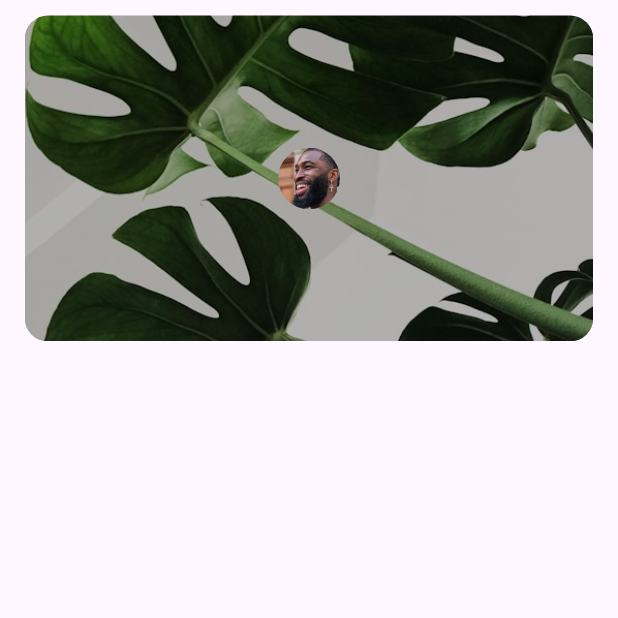
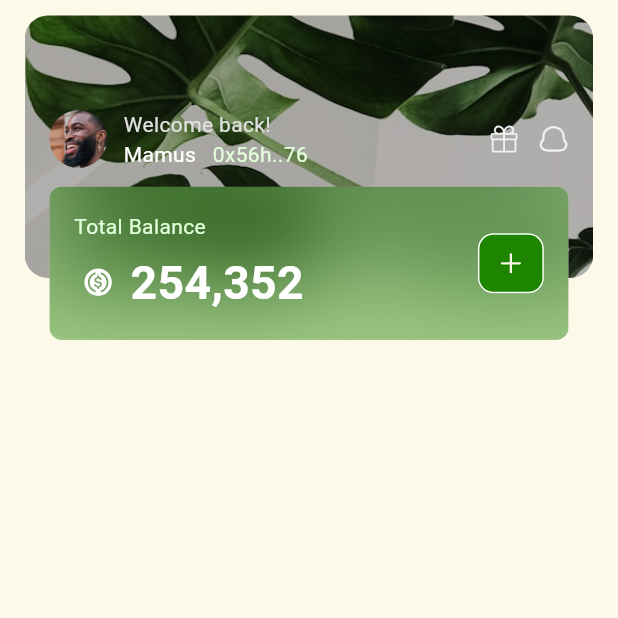
Before and after one commit to Chain-Coop/breadchain-sdk, a Flutter app: the screen it shows after launch, after a tap on "Open SDK", on a phone screen of 412 x 824 dp, the top half of it. Run offline on Flutter 3.47's test engine with Material 3 defaults, Android fonts, the phone set to English and light mode, and no system bars; drawn by our look-alikes of blurrycontainer; our stand-ins replace flutter_screenutil, flutter_svg.

Commit message:
feat: Started dashboard

```diff
--- a/lib/config/colors.dart
+++ b/lib/config/colors.dart
@@ -1,5 +1,6 @@
 import 'package:flutter/material.dart';
 
 class AppColors {
-  static const Color primary = Color(0xFF440080);
+  static const Color primary = Color(0xFF1D8500);
+  static const Color scaffoldBackgroundColor = Color(0xFFFCF9E8);
 }
--- a/lib/helpers/helpers.dart
+++ b/lib/helpers/helpers.dart
@@ -1,9 +1,9 @@
 import 'package:breadchain_sdk/extensions/build_context.dart';
 import 'package:breadchain_sdk/models/init_config.dart';
-import 'package:breadchain_sdk/presentation/navigator.dart';
+import 'package:breadchain_sdk/presentation/sdk_app.dart';
 import 'package:flutter/material.dart';
 
 void openBreadChainSDK(BuildContext context, {InitConfig? initConfig}) {
-  context.navigator.push(
-      MaterialPageRoute(builder: (context) => const BreadChainSDKNavigator()));
+  context.navigator
+      .push(MaterialPageRoute(builder: (context) => const BreadChainSDKApp()));
 }
--- a/lib/presentation/navigator.dart
+++ /dev/null
@@ -1,28 +0,0 @@
-import 'package:breadchain_sdk/presentation/screens/dashboard.dart';
-import 'package:flutter/material.dart';
-import 'package:flutter_screenutil/flutter_screenutil.dart';
-
-class BreadChainSDKNavigator extends StatelessWidget {
-  const BreadChainSDKNavigator({super.key});
-
-  @override
-  Widget build(BuildContext context) {
-    return ScreenUtilInit(
-      designSize: const Size(375, 800),
-      minTextAdapt: true,
-      builder: (context, child) => Navigator(
-        onGenerateRoute: (RouteSettings settings) {
-          WidgetBuilder builder;
-          switch (settings.name) {
-            case DashboardScreen.route:
-              builder = (BuildContext _) => const DashboardScreen();
-              break;
-            default:
-              builder = (BuildContext _) => const DashboardScreen();
-          }
-          return MaterialPageRoute(builder: builder, settings: settings);
-        },
-      ),
-    );
-  }
-}
--- a/lib/presentation/screens/dashboard.dart
+++ b/lib/presentation/screens/dashboard.dart
@@ -1,9 +1,9 @@
 import 'package:breadchain_sdk/config/spacing.dart';
-import 'package:breadchain_sdk/presentation/widgets/wallet_card.dart';
+import 'package:breadchain_sdk/presentation/widgets/profile_card.dart';
 import 'package:flutter/material.dart';
 
 class DashboardScreen extends StatelessWidget {
-  static const route = '/';
+  static const routeName = '/';
 
   const DashboardScreen({super.key});
 
@@ -17,7 +17,7 @@ class DashboardScreen extends StatelessWidget {
           child: Column(
             children: [
               AppSpacing.verticalSpaceSmall,
-              const WalletCard(),
+              const ProfileCard(),
             ],
           ),
         ),
--- /dev/null
+++ b/lib/presentation/sdk_app.dart
@@ -0,0 +1,24 @@
+import 'package:breadchain_sdk/config/colors.dart';
+import 'package:breadchain_sdk/presentation/screens/dashboard.dart';
+import 'package:flutter/material.dart';
+import 'package:flutter_screenutil/flutter_screenutil.dart';
+
+class BreadChainSDKApp extends StatelessWidget {
+  const BreadChainSDKApp({super.key});
+
+  @override
+  Widget build(BuildContext context) {
+    return ScreenUtilInit(
+      designSize: const Size(375, 800),
+      minTextAdapt: true,
+      builder: (context, child) => MaterialApp(
+        theme: ThemeData(
+          scaffoldBackgroundColor: AppColors.scaffoldBackgroundColor,
+        ),
+        routes: {
+          DashboardScreen.routeName: (context) => const DashboardScreen(),
+        },
+      ),
+    );
+  }
+}
--- /dev/null
+++ b/lib/presentation/widgets/profile_card.dart
@@ -0,0 +1,128 @@
+import 'dart:ui';
+
+import 'package:breadchain_sdk/config/spacing.dart';
+import 'package:breadchain_sdk/presentation/widgets/wallet_card.dart';
+import 'package:flutter/material.dart';
+import 'package:flutter_screenutil/flutter_screenutil.dart';
+import 'package:flutter_svg/flutter_svg.dart';
+
+class ProfileCard extends StatelessWidget {
+  const ProfileCard({super.key});
+
+  @override
+  Widget build(BuildContext context) {
+    return SizedBox(
+      width: double.infinity,
+      height: 210.h,
+      child: Stack(
+        children: [
+          Container(
+            decoration: BoxDecoration(
+              image: DecorationImage(
+                image: const AssetImage(
+                  'assets/images/wallet_bg.jpg',
+                  package: 'breadchain_sdk',
+                ),
+                fit: BoxFit.cover,
+                colorFilter: ColorFilter.mode(
+                  Colors.black.withOpacity(0.3),
+                  BlendMode.darken,
+                ),
+              ),
+              borderRadius: BorderRadius.circular(15.r),
+            ),
+            width: double.infinity,
+            height: 170.h,
+            padding:
+                EdgeInsets.symmetric(horizontal: AppSpacing.horizontalSpacing),
+            child: Column(
+              mainAxisAlignment: MainAxisAlignment.center,
+              children: [
+                Row(
+                  children: [
+                    Expanded(
+                      flex: 1,
+                      child: Container(
+                        decoration: const BoxDecoration(
+                          shape: BoxShape.circle,
+                          image: DecorationImage(
+                            image: AssetImage(
+                              'assets/images/avatar.png',
+                              package: 'breadchain_sdk',
+                            ),
+                            fit: BoxFit.contain,
+                          ),
+                        ),
+                        width: 40.r,
+                        height: 40.r,
+                      ),
+                    ),
+                    Expanded(
+                      flex: 6,
+                      child: Padding(
+                        padding: EdgeInsets.only(left: 10.w),
+                        child: Column(
+                          crossAxisAlignment: CrossAxisAlignment.start,
+                          children: [
+                            const Text(
+                              "Welcome back!",
+                              style: TextStyle(
+                                color: Color(0xFFE0E0E0),
+                              ),
+                            ),
+                            SingleChildScrollView(
+                              scrollDirection: Axis.horizontal,
+                              child: Row(
+                                children: [
+                                  const Text(
+                                    "Mamus",
+                                    style: TextStyle(color: Colors.white),
+                                  ),
+                                  AppSpacing.horizontalSpaceSmall,
+                                  const Text(
+                                    '0x56h..76',
+                                    style: TextStyle(
+                                      color: Color(0xFFE2FFD9),
+                                    ),
+                                  )
+                                ],
+                              ),
+                            ),
+                          ],
+                        ),
+                      ),
+                    ),
+                    Expanded(
+                      flex: 2,
+                      child: Row(
+                        mainAxisAlignment: MainAxisAlignment.end,
+                        children: [
+                          SvgPicture.asset(
+                            'assets/svgs/gift.svg',
+                            package: 'breadchain_sdk',
+                          ),
+                          AppSpacing.horizontalSpaceSmall,
+                          SvgPicture.asset(
+                            'assets/svgs/bell.svg',
+                            package: 'breadchain_sdk',
+                          ),
+                        ],
+                      ),
+                    )
+                  ],
+                ),
+                AppSpacing.verticalSpaceSmall,
+              ],
+            ),
+          ),
+          Positioned(
+            left: AppSpacing.horizontalSpacing,
+            right: AppSpacing.horizontalSpacing,
+            bottom: 0,
+            child: const WalletCard(),
+          )
+        ],
+      ),
+    );
+  }
+}
--- a/lib/presentation/widgets/wallet_card.dart
+++ b/lib/presentation/widgets/wallet_card.dart
@@ -1,49 +1,45 @@
+import 'package:blurrycontainer/blurrycontainer.dart';
+import 'package:breadchain_sdk/config/colors.dart';
+import 'package:breadchain_sdk/config/spacing.dart';
 import 'package:flutter/material.dart';
 import 'package:flutter_screenutil/flutter_screenutil.dart';
+import 'package:flutter_svg/flutter_svg.dart';
 
 class WalletCard extends StatelessWidget {
   const WalletCard({super.key});
 
   @override
   Widget build(BuildContext context) {
-    return Stack(
+    return BlurryContainer(
+      color: const Color(0xFF1D8500).withAlpha(110),
+      blur: 30,
+      padding: EdgeInsets.all(AppSpacing.horizontalSpacing),
+      borderRadius: BorderRadius.circular(8.r),
+      child: Row(
         children: [
-        Container(
-          decoration: BoxDecoration(
-            image: DecorationImage(
-              image: const AssetImage(
-                'assets/images/wallet_bg.jpg',
+          Expanded(
+            flex: 8,
+            child: Column(
+              crossAxisAlignment: CrossAxisAlignment.start,
+              children: [
+                const Text(
+                  "Total Balance",
+                  style: TextStyle(color: Color(0xFFE2FFD9)),
+                ),
+                AppSpacing.verticalSpaceTiny,
+                Row(
+                  children: [
+                    SvgPicture.asset(
+                      'assets/svgs/coin.svg',
                       package: 'breadchain_sdk',
                     ),
-              fit: BoxFit.cover,
-              colorFilter: ColorFilter.mode(
-                Colors.black.withOpacity(0.3),
-                BlendMode.darken,
-              ),
-            ),
-            borderRadius: BorderRadius.circular(15.r),
-          ),
-          width: double.infinity,
-          height: 211.h,
-          child: Column(
-            mainAxisAlignment: MainAxisAlignment.center,
-            children: [
-              Row(
-                children: [
-                  Expanded(
-                    child: Container(
-                      decoration: const BoxDecoration(
-                        shape: BoxShape.circle,
-                        image: DecorationImage(
-                          image: AssetImage(
-                            'assets/images/avatar.png',
-                            package: 'breadchain_sdk',
-                          ),
-                          fit: BoxFit.contain,
-                        ),
-                      ),
-                      width: 40.r,
-                      height: 40.r,
+                    AppSpacing.horizontalSpaceTiny,
+                    Text(
+                      "254,352",
+                      style: TextStyle(
+                        color: Colors.white,
+                        fontSize: 30.sp,
+                        fontWeight: FontWeight.w600,
                       ),
                     )
                   ],
@@ -51,7 +47,36 @@ class WalletCard extends StatelessWidget {
               ],
             ),
           ),
+          Expanded(
+            flex: 2,
+            child: Align(
+              alignment: Alignment.centerRight,
+              child: SizedBox(
+                width: 40.w,
+                child: OutlinedButton(
+                  onPressed: () {},
+                  style: OutlinedButton.styleFrom(
+                    side: const BorderSide(
+                      color: Colors.white,
+                      width: 1,
+                    ),
+                    backgroundColor: AppColors.primary,
+                    padding: EdgeInsets.zero,
+                    shape: RoundedRectangleBorder(
+                      borderRadius: BorderRadius.circular(10.r),
+                    ),
+                  ),
+                  iconAlignment: IconAlignment.start,
+                  child: SvgPicture.asset(
+                    'assets/svgs/plus.svg',
+                    package: 'breadchain_sdk',
+                  ),
+                ),
+              ),
+            ),
+          )
         ],
+      ),
     );
   }
 }
```
Also changed, not shown: lib/presentation/widgets/button.dart (added). Lines whose indentation alone changed are shown as unchanged.
